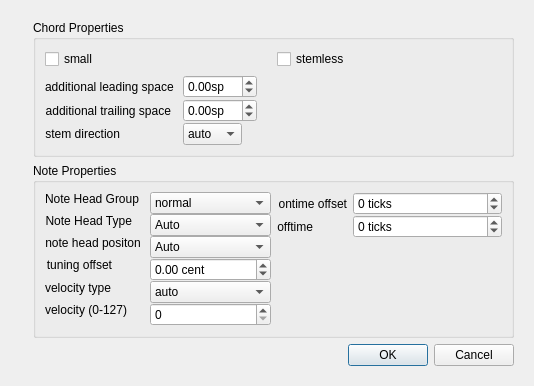
musescore/musescore-old, file mscore/mscore/chordproperties.ui: the form before one commit.
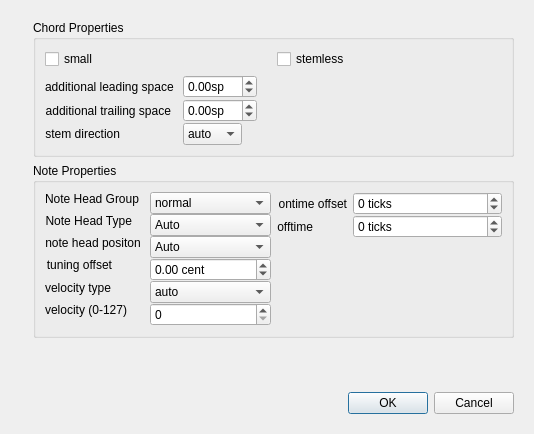
The form after the commit. Icons and pictures are not drawn.

What changed in the file:
```diff
--- a/mscore/mscore/chordproperties.ui
+++ b/mscore/mscore/chordproperties.ui
@@ -7,7 +7,7 @@
     <x>0</x>
     <y>0</y>
     <width>534</width>
-    <height>376</height>
+    <height>434</height>
    </rect>
   </property>
   <property name="windowTitle">
```
Left out of the diff: 14 changed lines with no effect on the pictures.
